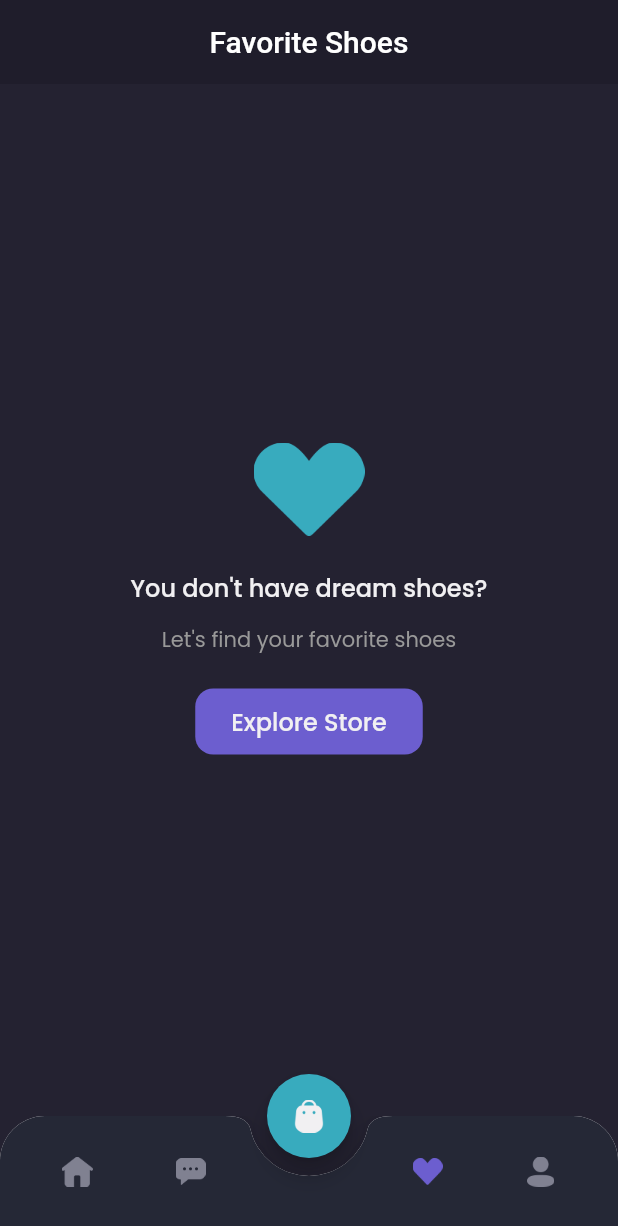
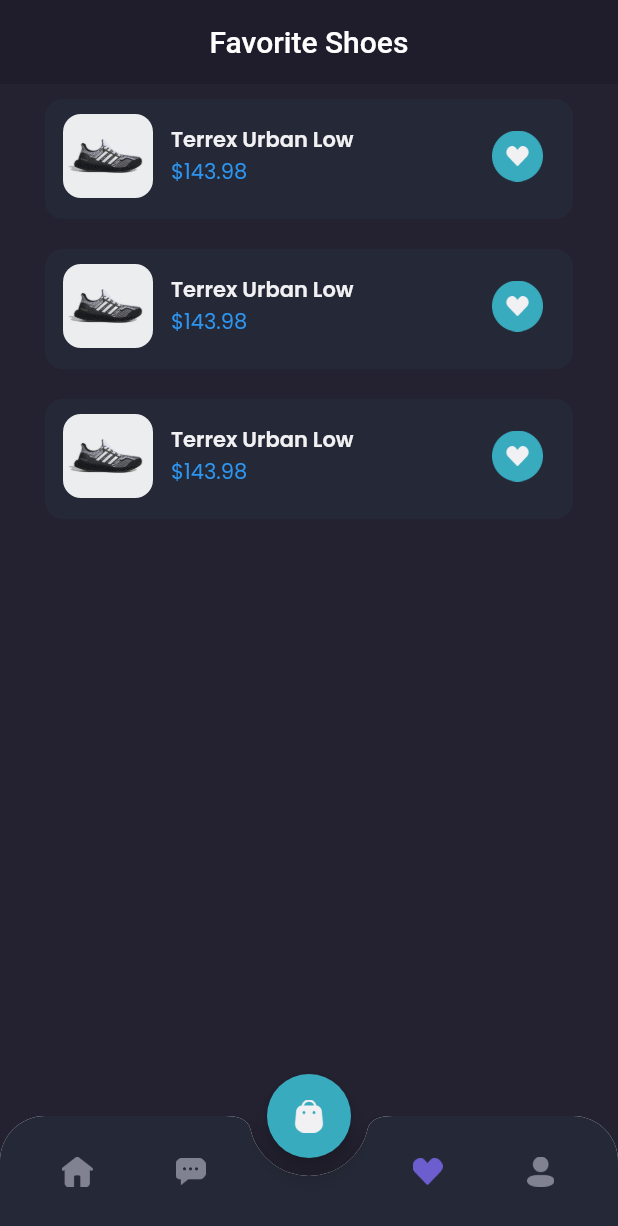
Before and after one commit to rizshirazy/shamo-flutter, a Flutter app: the MainPage screen opened by its route, item 3 of the bottom bar chosen, on a phone screen of 412 x 824 dp. Shown: the top 1226 px of the screen. Run offline on Flutter 3.47's test engine with Material 2 defaults, Android fonts, the phone set to English and light mode, and no system bars; our stand-ins replace google_fonts.

Commit message:
slicing content wishlist

```diff
--- a/lib/pages/home/wishlist_page.dart
+++ b/lib/pages/home/wishlist_page.dart
@@ -1,5 +1,6 @@
 import 'package:flutter/material.dart';
 import 'package:shamo/theme.dart';
+import 'package:shamo/widgets/wishlist_card.dart';
 
 class WishlistPage extends StatelessWidget {
   const WishlistPage({Key? key}) : super(key: key);
@@ -53,13 +54,11 @@ class WishlistPage extends StatelessWidget {
                       borderRadius: BorderRadius.circular(12),
                     ),
                   ),
-                  child: Container(
-                    child: Text(
-                      'Explore Store',
-                      style: primaryTextStyle.copyWith(
-                        fontSize: 16,
-                        fontWeight: medium,
-                      ),
+                  child: Text(
+                    'Explore Store',
+                    style: primaryTextStyle.copyWith(
+                      fontSize: 16,
+                      fontWeight: medium,
                     ),
                   ))
             ],
@@ -68,10 +67,24 @@ class WishlistPage extends StatelessWidget {
       );
     }
 
+    Widget content() {
+      return Expanded(
+        child: ListView(
+          padding: EdgeInsets.symmetric(horizontal: defaultMargin),
+          children: [
+            WishlistCard(),
+            WishlistCard(),
+            WishlistCard(),
+          ],
+        ),
+      );
+    }
+
     return Column(
       children: [
         header(),
-        emptyState(),
+        // emptyState(),
+        content(),
       ],
     );
   }
--- /dev/null
+++ b/lib/widgets/wishlist_card.dart
@@ -0,0 +1,56 @@
+import 'package:flutter/material.dart';
+import 'package:shamo/theme.dart';
+
+class WishlistCard extends StatelessWidget {
+  const WishlistCard({Key? key}) : super(key: key);
+
+  @override
+  Widget build(BuildContext context) {
+    return Container(
+      margin: EdgeInsets.symmetric(vertical: 10),
+      padding: EdgeInsets.only(
+        top: 10,
+        left: 12,
+        bottom: 14,
+        right: 20,
+      ),
+      decoration: BoxDecoration(
+        borderRadius: BorderRadius.circular(12),
+        color: bgColor4,
+      ),
+      child: Row(
+        children: [
+          ClipRRect(
+            borderRadius: BorderRadius.circular(12),
+            child: Image.asset(
+              'assets/image_shoes3.png',
+              width: 60,
+            ),
+          ),
+          SizedBox(width: 12),
+          Expanded(
+            child: Column(
+              crossAxisAlignment: CrossAxisAlignment.start,
+              children: [
+                Text(
+                  'Terrex Urban Low',
+                  style: primaryTextStyle.copyWith(
+                    fontWeight: semibold,
+                  ),
+                ),
+                Text(
+                  '\$143.98',
+                  style: priceTextStyle,
+                ),
+              ],
+            ),
+          ),
+          Image.asset(
+            'assets/button_wishlist_blue.png',
+            width: 34,
+          )
+        ],
+      ),
+    );
+  }
+}
```
